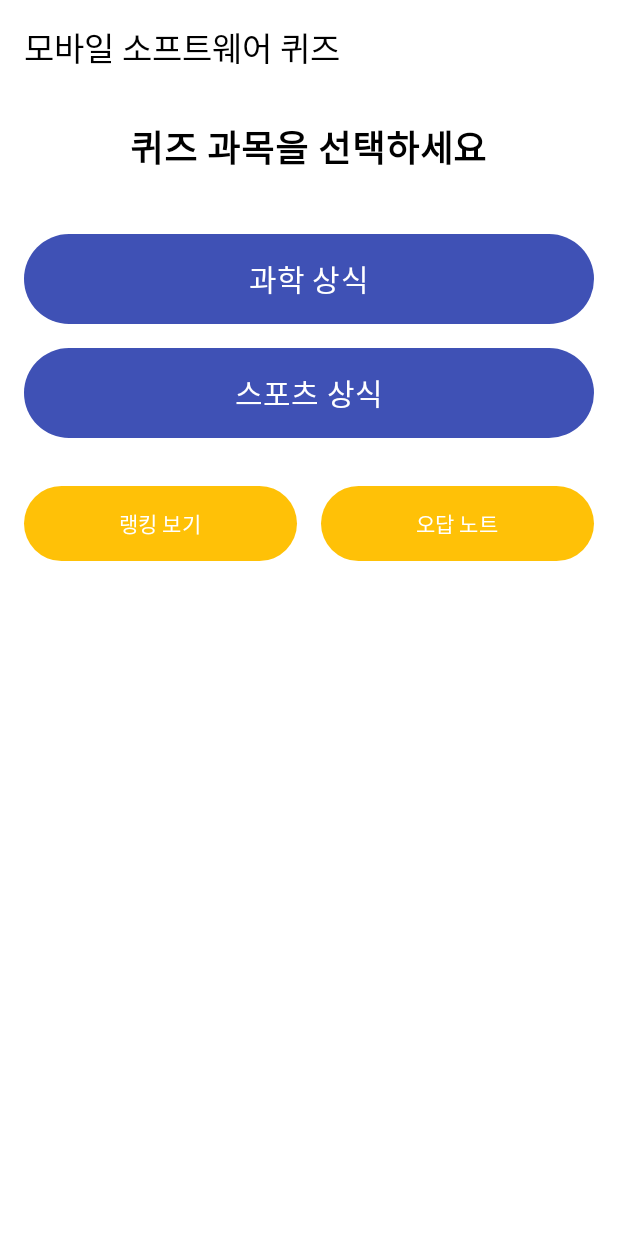
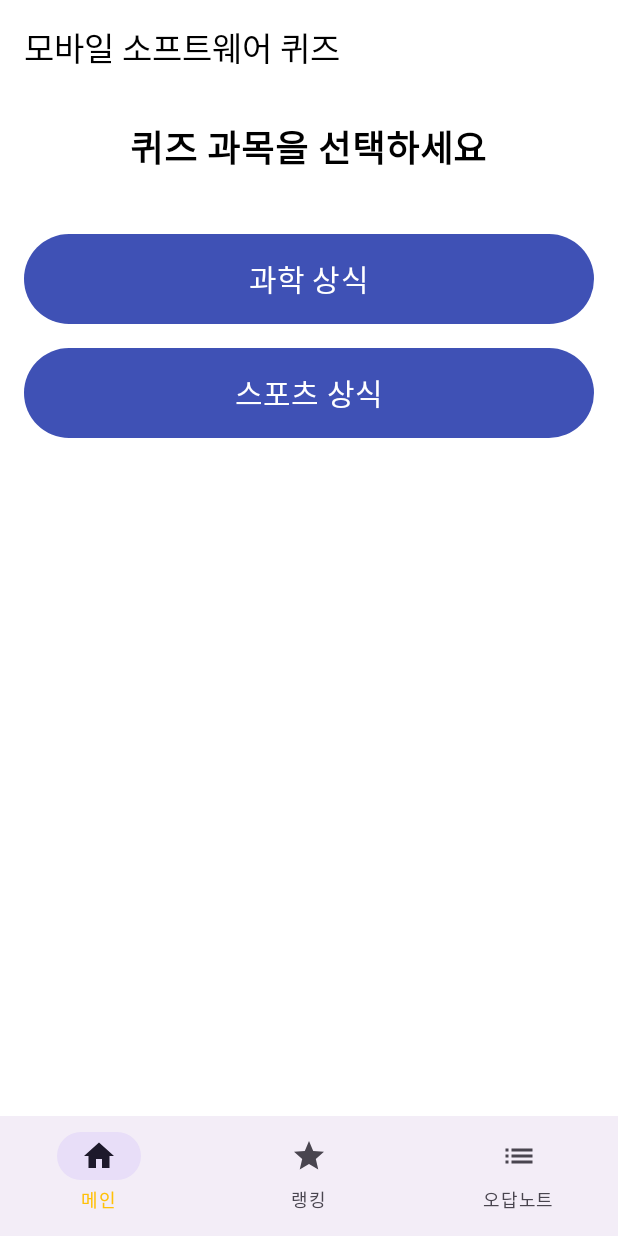
Before and after one commit to subeeen/MobileSoftware_QuizApp, an Android app built with Jetpack Compose: the MainScreen screen opened through its navigation route, on a phone screen of 412 x 824 dp. Run offline under Robolectric (Android 15) with nearby library versions, the phone set to English and light mode, and no system bars.

Commit message:
feat: 오답/랭킹 nav바로 이동

```diff
--- a/app/src/main/java/com/example/quizapp/MainActivity.kt
+++ b/app/src/main/java/com/example/quizapp/MainActivity.kt
@@ -6,6 +6,7 @@ import androidx.activity.compose.setContent
 import com.example.quizapp.data.repository.ScoreRepository
 import com.example.quizapp.data.repository.WrongAnswerRepository
 import com.example.quizapp.navigation.NavGraph
+import com.example.quizapp.ui.root.RootScreen
 import com.example.quizapp.ui.theme.QuizAppTheme
 
 class MainActivity : ComponentActivity() {
@@ -17,7 +18,7 @@ class MainActivity : ComponentActivity() {
 
         setContent {
             QuizAppTheme {
-                NavGraph(
+                RootScreen(
                     scoreRepository = scoreRepository,
                     wrongAnswerRepository = wrongAnswerRepository
                 )
--- a/app/src/main/java/com/example/quizapp/navigation/NavGraph.kt
+++ b/app/src/main/java/com/example/quizapp/navigation/NavGraph.kt
@@ -1,12 +1,11 @@
 package com.example.quizapp.navigation
 
 import androidx.compose.runtime.Composable
-import androidx.compose.runtime.getValue
-import androidx.compose.runtime.livedata.observeAsState
+import androidx.compose.ui.Modifier
+import androidx.navigation.NavHostController
 import androidx.navigation.NavType
 import androidx.navigation.compose.NavHost
 import androidx.navigation.compose.composable
-import androidx.navigation.compose.rememberNavController
 import androidx.navigation.navArgument
 import com.example.quizapp.data.repository.ScoreRepository
 import com.example.quizapp.data.repository.WrongAnswerRepository
@@ -18,28 +17,21 @@ import com.example.quizapp.ui.wrongnote.WrongAnswerScreen
 
 @Composable
 fun NavGraph(
+    navController: NavHostController,
     scoreRepository: ScoreRepository,
-    wrongAnswerRepository: WrongAnswerRepository
+    wrongAnswerRepository: WrongAnswerRepository,
+    modifier: Modifier = Modifier
 ) {
-    val navController = rememberNavController()
-
-    val rankings by scoreRepository.rankings.observeAsState(initial = emptyList())
-    val wrongAnswers by wrongAnswerRepository.wrongAnswers.observeAsState(initial = emptyList())
-
     NavHost(
         navController = navController,
-        startDestination = "main"
+        startDestination = "main",
+        modifier = modifier
     ) {
+
         composable("main") {
             MainScreen(
                 onQuizStart = { subject ->
                     navController.navigate("quiz/$subject")
-                },
-                onNavigateToRanking = {
-                    navController.navigate("ranking")
-                },
-                onNavigateToWrongAnswers = {
-                    navController.navigate("wrong_note")
                 }
             )
         }
@@ -49,6 +41,7 @@ fun NavGraph(
             arguments = listOf(navArgument("subject") { type = NavType.StringType })
         ) { entry ->
             val subject = entry.arguments?.getString("subject") ?: ""
+
             QuizScreen(
                 quizSubject = subject,
                 onQuizFinish = { score ->
@@ -87,14 +80,14 @@ fun NavGraph(
 
         composable("ranking") {
             RankingScreen(
-                rankings = rankings,
+                rankings = scoreRepository.rankings.value ?: emptyList(),
                 onClearRankings = { scoreRepository.clear() }
             )
         }
 
         composable("wrong_note") {
             WrongAnswerScreen(
-                wrongAnswers = wrongAnswers,
+                wrongAnswers = wrongAnswerRepository.wrongAnswers.value ?: emptyList(),
                 onClearAll = { wrongAnswerRepository.clear() }
             )
         }
--- a/app/src/main/java/com/example/quizapp/ui/main/MainScreen.kt
+++ b/app/src/main/java/com/example/quizapp/ui/main/MainScreen.kt
@@ -13,8 +13,6 @@ import androidx.compose.ui.unit.sp
 @Composable
 fun MainScreen(
     onQuizStart: (String) -> Unit,
-    onNavigateToRanking: () -> Unit,
-    onNavigateToWrongAnswers: () -> Unit
 ) {
     Scaffold(
         topBar = {
@@ -49,24 +47,9 @@ fun MainScreen(
             )
             Spacer(modifier = Modifier.height(32.dp))
 
-            Row(
-                modifier = Modifier.fillMaxWidth(),
-                horizontalArrangement = Arrangement.SpaceEvenly
-            ) {
-                SmallButton(
-                    text = "랭킹 보기",
-                    onClick = onNavigateToRanking,
-                    modifier = Modifier.weight(1f).padding(end = 8.dp)
-                )
-                SmallButton(
-                    text = "오답 노트",
-                    onClick = onNavigateToWrongAnswers, // 추가된 파라미터를 사용합니다.
-                    modifier = Modifier.weight(1f).padding(start = 8.dp)
-                )
             }
         }
     }
-}
 
 @Composable
 fun QuizSubjectButton(text: String, onClick: () -> Unit) {
--- /dev/null
+++ b/app/src/main/java/com/example/quizapp/ui/root/RootScreen.kt
@@ -0,0 +1,59 @@
+package com.example.quizapp.ui.root
+
+import androidx.compose.material3.*
+import androidx.compose.runtime.*
+import androidx.compose.foundation.layout.padding
+import androidx.compose.ui.Modifier
+import androidx.navigation.compose.currentBackStackEntryAsState
+import androidx.navigation.compose.rememberNavController
+import com.example.quizapp.navigation.NavGraph
+import com.example.quizapp.data.repository.ScoreRepository
+import com.example.quizapp.data.repository.WrongAnswerRepository
+import androidx.compose.material.icons.Icons
+import androidx.compose.material.icons.filled.Home
+import androidx.compose.material.icons.filled.Star
+import androidx.compose.material.icons.filled.List
+
+@Composable
+fun RootScreen(
+    scoreRepository: ScoreRepository,
+    wrongAnswerRepository: WrongAnswerRepository
+) {
+    val navController = rememberNavController()
+    val backStack by navController.currentBackStackEntryAsState()
+    val currentRoute = backStack?.destination?.route
+
+    Scaffold(
+        bottomBar = {
+            NavigationBar {
+                NavigationBarItem(
+                    selected = currentRoute == "main",
+                    onClick = { navController.navigate("main") },
+                    icon = { Icon(Icons.Default.Home, contentDescription = null) },
+                    label = { Text("메인") }
+                )
+
+                NavigationBarItem(
+                    selected = currentRoute == "ranking",
+                    onClick = { navController.navigate("ranking") },
+                    icon = { Icon(Icons.Default.Star, contentDescription = null) },
+                    label = { Text("랭킹") }
+                )
+
+                NavigationBarItem(
+                    selected = currentRoute == "wrong_note",
+                    onClick = { navController.navigate("wrong_note") },
+                    icon = { Icon(Icons.Default.List, contentDescription = null) },
+                    label = { Text("오답노트") }
+                )
+            }
+        }
+    ) { padding ->
+        NavGraph(
+            navController = navController,
+            scoreRepository = scoreRepository,
+            wrongAnswerRepository = wrongAnswerRepository,
+            modifier = Modifier.padding(padding)
+        )
+    }
+}
```
